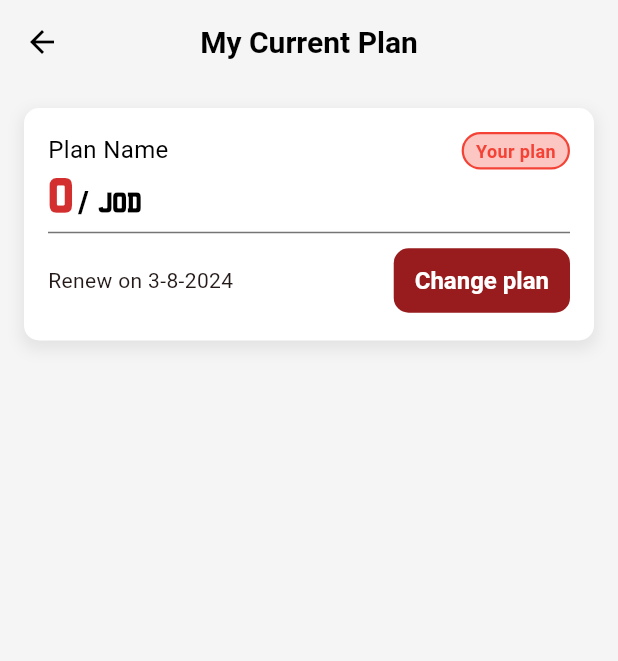
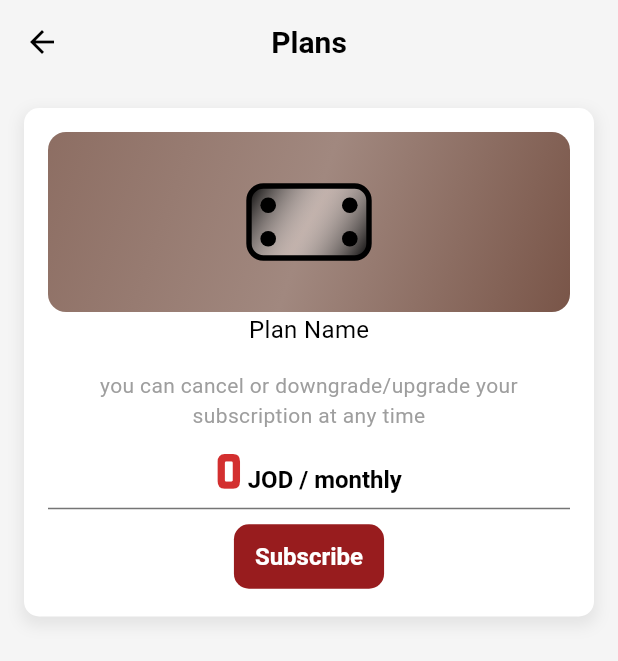
Before and after one commit to jo-plate/joplate-mobile-app, a Flutter app: the MyPlanPage screen opened by its route, after a tap on "Change plan", on a phone screen of 412 x 824 dp. Shown: the top 661 px of the screen. Run offline on Flutter 3.47's test engine with Material 3 defaults, Android fonts, the phone set to English and light mode, and no system bars; drawn by our look-alikes of carousel_slider; our stand-ins replace auto_route, cloud_firestore, firebase_auth, firebase_core, flutter_bloc, freezed_annotation and 3 more; accounts and stored records are empty.

Commit message:
create plans screen

```diff
--- /dev/null
+++ b/lib/presentation/routes/pages/my_plan_screen/my_plan_page.dart
@@ -0,0 +1,123 @@
+import 'package:auto_route/auto_route.dart';
+import 'package:flutter/material.dart';
+import 'package:joplate/presentation/routes/router.dart';
+
+@RoutePage()
+class MyPlanPage extends StatefulWidget {
+  const MyPlanPage({super.key});
+
+  @override
+  State<MyPlanPage> createState() => _MyPlanPageState();
+}
+
+class _MyPlanPageState extends State<MyPlanPage> {
+  @override
+  Widget build(BuildContext context) {
+    return Scaffold(
+        appBar: AppBar(
+          title: const Text('My Current Plan'),
+          centerTitle: true,
+          backgroundColor: Colors.grey[100],
+          foregroundColor: Colors.black,
+          elevation: 0,
+        ),
+        body: Padding(
+          padding: const EdgeInsets.all(16.0),
+          child: Column(
+            crossAxisAlignment: CrossAxisAlignment.stretch,
+            mainAxisAlignment: MainAxisAlignment.start,
+            mainAxisSize: MainAxisSize.max,
+            children: [
+              Container(
+                decoration: BoxDecoration(
+                  borderRadius: BorderRadius.circular(10),
+                  color: Colors.white,
+                  boxShadow: [
+                    BoxShadow(
+                      color: Colors.grey.withOpacity(0.2),
+                      blurRadius: 8,
+                      spreadRadius: 2,
+                      offset: const Offset(0, 4),
+                    ),
+                  ],
+                ),
+                padding: const EdgeInsets.all(16),
+                child: Column(
+                  children: [
+                    Row(
+                      mainAxisAlignment: MainAxisAlignment.spaceBetween,
+                      mainAxisSize: MainAxisSize.max,
+                      crossAxisAlignment: CrossAxisAlignment.start,
+                      children: [
+                        Column(
+                          crossAxisAlignment: CrossAxisAlignment.start,
+                          children: [
+                            const Text("Plan Name", style: TextStyle(color: Colors.black, fontSize: 16.0)),
+                            const SizedBox(
+                              height: 8,
+                            ),
+                            RichText(
+                              text: TextSpan(
+                                  text: "0",
+                                  style: TextStyle(
+                                      fontFamily: 'Mandatory',
+                                      fontWeight: FontWeight.w700,
+                                      color: Colors.red[700],
+                                      fontSize: 28.0),
+                                  children: const [
+                                    TextSpan(
+                                      text: " /  JOD",
+                                      style: TextStyle(
+                                          fontFamily: 'Mandatory',
+                                          fontWeight: FontWeight.w700,
+                                          color: Colors.black,
+                                          fontSize: 16.0),
+                                    )
+                                  ]),
+                            )
+                          ],
+                        ),
+                        Container(
+                          height: 25,
+                          alignment: Alignment.center,
+                          decoration: BoxDecoration(
+                            borderRadius: BorderRadius.circular(20),
+                            border: Border.all(color: Colors.red, width: 1.5),
+                            color: Colors.red.withOpacity(0.3),
+                          ),
+                          padding: const EdgeInsets.symmetric(horizontal: 8),
+                          child: const Text(
+                            "Your plan",
+                            style: TextStyle(
+                              fontSize: 12,
+                              color: Colors.red,
+                              fontWeight: FontWeight.bold,
+                            ),
+                          ),
+                        )
+                      ],
+                    ),
+                    Divider(
+                      color: Colors.grey[600],
+                      thickness: 1,
+                    ),
+                    Row(
+                      mainAxisAlignment: MainAxisAlignment.spaceBetween,
+                      mainAxisSize: MainAxisSize.max,
+                      crossAxisAlignment: CrossAxisAlignment.center,
+                      children: [
+                        const Text("Renew on 3-8-2024"),
+                        const Spacer(),
+                        FilledButton(
+                            onPressed: () => AutoRouter.of(context).push(const PlansRoute()),
+                            child: const Text("Change plan"))
+                      ],
+                    )
+                  ],
+                ),
+              )
+            ],
+          ),
+        ));
+  }
+}
--- a/lib/presentation/routes/pages/plans_screen/plans_page.dart
+++ b/lib/presentation/routes/pages/plans_screen/plans_page.dart
@@ -1,120 +1,37 @@
 import 'package:auto_route/auto_route.dart';
+import 'package:carousel_slider/carousel_slider.dart';
 import 'package:flutter/material.dart';
+import 'package:joplate/presentation/routes/pages/plans_screen/ui/plan_widget.dart';
 
 @RoutePage()
-class MyPlanPage extends StatefulWidget {
-  const MyPlanPage({super.key});
+class PlansPage extends StatefulWidget {
+  const PlansPage({super.key});
 
   @override
-  State<MyPlanPage> createState() => _MyPlanPageState();
+  State<PlansPage> createState() => _PlansPageState();
 }
 
-class _MyPlanPageState extends State<MyPlanPage> {
+class _PlansPageState extends State<PlansPage> {
   @override
   Widget build(BuildContext context) {
     return Scaffold(
         appBar: AppBar(
-          title: const Text('My Current Plan'),
+          title: const Text('Plans'),
           centerTitle: true,
           backgroundColor: Colors.grey[100],
           foregroundColor: Colors.black,
-          elevation: 0,
         ),
-        body: Padding(
-          padding: const EdgeInsets.all(16.0),
-          child: Column(
-            crossAxisAlignment: CrossAxisAlignment.stretch,
-            mainAxisAlignment: MainAxisAlignment.start,
-            mainAxisSize: MainAxisSize.max,
-            children: [
-              Container(
-                decoration: BoxDecoration(
-                  borderRadius: BorderRadius.circular(10),
-                  color: Colors.white,
-                  boxShadow: [
-                    BoxShadow(
-                      color: Colors.grey.withOpacity(0.2),
-                      blurRadius: 8,
-                      spreadRadius: 2,
-                      offset: const Offset(0, 4),
-                    ),
-                  ],
-                ),
-                padding: const EdgeInsets.all(16),
-                child: Column(
-                  children: [
-                    Row(
-                      mainAxisAlignment: MainAxisAlignment.spaceBetween,
-                      mainAxisSize: MainAxisSize.max,
-                      crossAxisAlignment: CrossAxisAlignment.start,
-                      children: [
-                        Column(
-                          crossAxisAlignment: CrossAxisAlignment.start,
-                          children: [
-                            const Text("Plan Name", style: TextStyle(color: Colors.black, fontSize: 16.0)),
-                            const SizedBox(
-                              height: 8,
-                            ),
-                            RichText(
-                              text: TextSpan(
-                                  text: "0",
-                                  style: TextStyle(
-                                      fontFamily: 'Mandatory',
-                                      fontWeight: FontWeight.w700,
-                                      color: Colors.red[700],
-                                      fontSize: 28.0),
-                                  children: const [
-                                    TextSpan(
-                                      text: " /  JOD",
-                                      style: TextStyle(
-                                          fontFamily: 'Mandatory',
-                                          fontWeight: FontWeight.w700,
-                                          color: Colors.black,
-                                          fontSize: 16.0),
-                                    )
-                                  ]),
-                            )
-                          ],
-                        ),
-                        Container(
-                          height: 25,
-                          alignment: Alignment.center,
-                          decoration: BoxDecoration(
-                            borderRadius: BorderRadius.circular(20),
-                            border: Border.all(color: Colors.red, width: 1.5),
-                            color: Colors.red.withOpacity(0.3),
-                          ),
-                          padding: const EdgeInsets.symmetric(horizontal: 8),
-                          child: const Text(
-                            "Your plan",
-                            style: TextStyle(
-                              fontSize: 12,
-                              color: Colors.red,
-                              fontWeight: FontWeight.bold,
-                            ),
-                          ),
-                        )
-                      ],
-                    ),
-                    Divider(
-                      color: Colors.grey[600],
-                      thickness: 1,
-                    ),
-                    Row(
-                      mainAxisAlignment: MainAxisAlignment.spaceBetween,
-                      mainAxisSize: MainAxisSize.max,
-                      crossAxisAlignment: CrossAxisAlignment.center,
-                      children: [
-                        const Text("Renew on 3-8-2024"),
-                        const Spacer(),
-                        FilledButton(onPressed: () {}, child: const Text("Change plan"))
-                      ],
-                    )
-                  ],
-                ),
-              )
-            ],
-          ),
-        ));
+        body: CarouselSlider.builder(
+            options: CarouselOptions(
+              autoPlay: true,
+              padEnds: true,
+              viewportFraction: 1,
+              aspectRatio: 9 / 16,
+              enlargeCenterPage: false,
+            ),
+            itemCount: 3,
+            itemBuilder: (BuildContext context, int index, int realIndex) {
+              return PlanWidget();
+            }));
   }
 }
--- a/lib/presentation/routes/pages/plans_screen/ui/plan_widget.dart
+++ b/lib/presentation/routes/pages/plans_screen/ui/plan_widget.dart
@@ -0,0 +1,101 @@
+import 'package:flutter/material.dart';
+import 'package:joplate/presentation/widgets/icons/plan_icon.dart';
+
+class PlanWidget extends StatelessWidget {
+  const PlanWidget({super.key});
+
+  @override
+  Widget build(BuildContext context) {
+    return Expanded(
+      child: Padding(
+        padding: const EdgeInsets.all(16.0),
+        child: Column(
+          crossAxisAlignment: CrossAxisAlignment.stretch,
+          mainAxisAlignment: MainAxisAlignment.start,
+          mainAxisSize: MainAxisSize.max,
+          children: [
+            Container(
+              decoration: BoxDecoration(
+                borderRadius: BorderRadius.circular(10),
+                color: Colors.white,
+                boxShadow: [
+                  BoxShadow(
+                    color: Colors.grey.withOpacity(0.2),
+                    blurRadius: 8,
+                    spreadRadius: 2,
+                    offset: const Offset(0, 4),
+                  ),
+                ],
+              ),
+              padding: const EdgeInsets.all(16),
+              child: Column(
+                children: [
+                  Column(
+                    crossAxisAlignment: CrossAxisAlignment.center,
+                    mainAxisAlignment: MainAxisAlignment.start,
+                    mainAxisSize: MainAxisSize.max,
+                    children: [
+                      Container(
+                        height: 120, // Adjust as needed
+                        width: double.infinity,
+                        decoration: BoxDecoration(
+                          gradient: LinearGradient(
+                            colors: [Colors.brown.shade400, Colors.brown.shade300, Colors.brown.shade500],
+                            begin: Alignment.topLeft,
+                            end: Alignment.bottomRight,
+                          ),
+                          borderRadius: BorderRadius.circular(12),
+                        ),
+                        child: const Center(
+                          child: PlateIcon(),
+                        ),
+                      ),
+                      const Text("Plan Name", style: TextStyle(color: Colors.black, fontSize: 16.0)),
+                      const SizedBox(
+                        height: 16,
+                      ),
+                      const Text("you can cancel or downgrade/upgrade your subscription at any time",
+                          textAlign: TextAlign.center,
+                          style: TextStyle(
+                            color: Colors.grey,
+                            fontSize: 14.0,
+                          )),
+                      const SizedBox(
+                        height: 16,
+                      ),
+                      RichText(
+                        text: TextSpan(children: [
+                          TextSpan(
+                              text: "0",
+                              style: TextStyle(
+                                  fontFamily: 'Mandatory',
+                                  fontWeight: FontWeight.w700,
+                                  color: Colors.red[700],
+                                  fontSize: 28.0)),
+                          const TextSpan(
+                            text: " JOD / monthly",
+                            style: TextStyle(
+                              fontWeight: FontWeight.w700,
+                              color: Colors.black,
+                              fontSize: 16.0,
+                            ),
+                          )
+                        ]),
+                      )
+                    ],
+                  ),
+                  Divider(
+                    color: Colors.grey[600],
+                    thickness: 1,
+                  ),
+                  FilledButton(onPressed: () {}, child: const Text("Subscribe"))
+                ],
+              ),
+            )
+          ],
+        ),
+      ),
+    );
+    ;
+  }
+}
--- a/lib/presentation/routes/router.dart
+++ b/lib/presentation/routes/router.dart
@@ -11,6 +11,7 @@ import 'package:joplate/presentation/routes/pages/home_page/profile_tab/profile_
 import 'package:joplate/presentation/routes/pages/home_page/favorites_tab/favorites_page.dart';
 import 'package:joplate/presentation/routes/pages/auth_screen/auth_page.dart';
 import 'package:joplate/presentation/routes/pages/account_screen/account_page.dart';
+import 'package:joplate/presentation/routes/pages/my_plan_screen/my_plan_page.dart';
 import 'package:joplate/presentation/routes/pages/plans_screen/plans_page.dart';
 import 'package:joplate/presentation/routes/pages/plate_details_screen/plates_details_page.dart';
 
@@ -24,10 +25,10 @@ class AppRouter extends RootStackRouter {
   @override
   List<AutoRoute> get routes => [
         AutoRoute(
-          path: '/',
+          // path: '/',
           page: DashboardRoute.page,
           children: [
-            AutoRoute(path: 'home', page: HomeRoute.page, initial: true),
+            // AutoRoute(path: 'home', page: HomeRoute.page, initial: true),
             AutoRoute(path: 'profile', page: ProfileRoute.page),
             AutoRoute(path: 'favorite', page: FavoritesRoute.page),
           ],
@@ -39,6 +40,7 @@ class AppRouter extends RootStackRouter {
         AutoRoute(page: EditPhoneNumberRoute.page),
         AutoRoute(page: ChangePasswordRoute.page),
         AutoRoute(page: PlatesDetailsRoute.page, path: '/plate-details/:plateNumber'),
-        AutoRoute(page: MyPlanRoute.page, path: '/plans'),
+        AutoRoute(page: MyPlanRoute.page, path: '/myplan'),
+        AutoRoute(page: PlansRoute.page, path: '/plans', initial: true),
       ];
 }
--- a/lib/presentation/theme.dart
+++ b/lib/presentation/theme.dart
@@ -109,3 +109,16 @@ final appTheme = ThemeData(
     ),
   ),
 );
+
+final cardContainerStyle = BoxDecoration(
+  borderRadius: BorderRadius.circular(10),
+  color: Colors.white,
+  boxShadow: [
+    BoxShadow(
+      color: Colors.grey.withOpacity(0.2),
+      blurRadius: 8,
+      spreadRadius: 2,
+      offset: const Offset(0, 4),
+    ),
+  ],
+);
--- /dev/null
+++ b/lib/presentation/widgets/icons/plan_icon.dart
@@ -0,0 +1,73 @@
+import 'package:flutter/material.dart';
+
+class PlateIcon extends StatelessWidget {
+  final double size;
+  final Color color;
+
+  const PlateIcon({
+    super.key,
+    this.size = 80,
+    this.color = Colors.black,
+  });
+
+  double get width => size;
+  double get height => size * 0.6;
+
+  @override
+  Widget build(BuildContext context) {
+    return CustomPaint(
+      size: Size(width, height),
+      painter: PlatePainter(color, width, height),
+    );
+  }
+}
+
+class PlatePainter extends CustomPainter {
+  final Color color;
+  final double width;
+  final double height;
+
+  PlatePainter(this.color, this.width, this.height);
+
+  @override
+  void paint(Canvas canvas, Size size) {
+    final double holePadding = size.width * 0.16;
+    final double holeRadius = size.width * 0.065;
+
+    final gradient = LinearGradient(
+      colors: [color, Colors.white.withAlpha(90), color],
+      begin: Alignment.topLeft,
+      end: Alignment.bottomRight,
+    );
+
+    final rect = Rect.fromLTWH(0, 0, size.width, size.height);
+    final paint = Paint()
+      ..shader = gradient.createShader(rect)
+      ..style = PaintingStyle.fill;
+
+    canvas.drawRRect(
+      RRect.fromRectAndRadius(rect, Radius.circular(size.width * 0.12)),
+      paint,
+    );
+
+    final borderPaint = Paint()
+      ..color = color
+      ..style = PaintingStyle.stroke
+      ..strokeWidth = size.width * 0.045;
+
+    canvas.drawRRect(
+      RRect.fromRectAndRadius(rect, Radius.circular(size.width * 0.12)),
+      borderPaint,
+    );
+
+    final holePaint = Paint()..color = color;
+
+    canvas.drawCircle(Offset(holePadding, holePadding), holeRadius, holePaint);
+    canvas.drawCircle(Offset(size.width - holePadding, holePadding), holeRadius, holePaint);
+    canvas.drawCircle(Offset(holePadding, size.height - holePadding), holeRadius, holePaint);
+    canvas.drawCircle(Offset(size.width - holePadding, size.height - holePadding), holeRadius, holePaint);
+  }
+
+  @override
+  bool shouldRepaint(CustomPainter oldDelegate) => false;
+}
```
Also changed, not shown: lib/presentation/routes/router.gr.dart.
